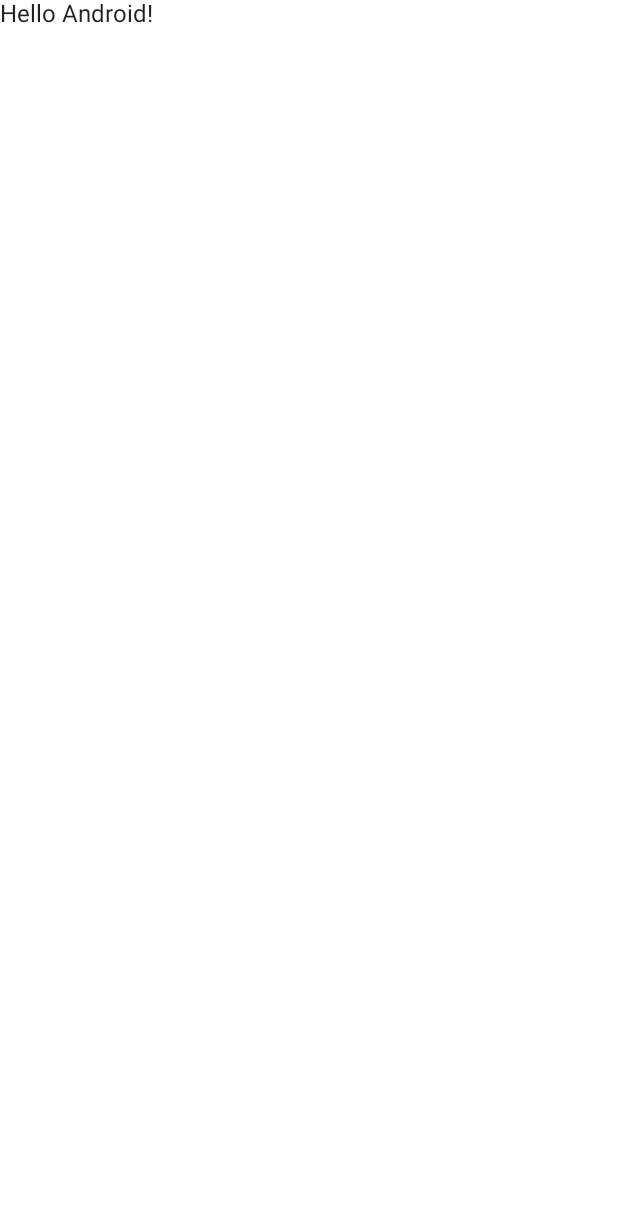
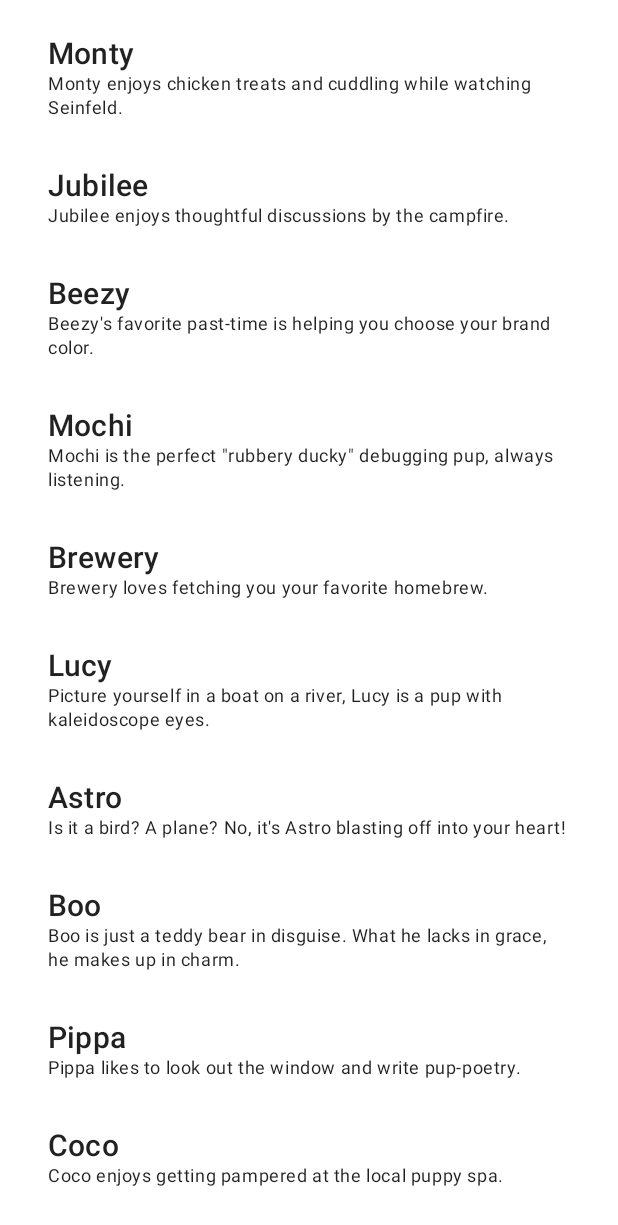
Before and after one commit to LeeYoonSam/compose-adoption-puppies, an Android app built with Jetpack Compose: the screen it shows after launch (MainActivity), on a phone screen of 412 x 824 dp. Before the commit the part shown is almost empty. Shown: the top 1225 px of the screen. Run offline under Robolectric (Android 15) with nearby library versions, the phone set to English and light mode, and no system bars.

Commit message:
initial project and set up default data for puppy

```diff
--- /dev/null
+++ b/app/src/main/java/com/ys/DataProvider.kt
@@ -0,0 +1,79 @@
+package com.ys
+
+object DataProvider {
+
+    val puppyList = listOf(
+        Puppy(
+            id = 1,
+            title = "Monty",
+            description = "Monty enjoys chicken treats and cuddling while watching Seinfeld.",
+            puppyImageId = R.drawable.p1
+        ),
+        Puppy(
+            id = 2,
+            title = "Jubilee",
+            description = "Jubilee enjoys thoughtful discussions by the campfire.",
+            puppyImageId = R.drawable.p2
+        ),
+        Puppy(
+            id = 3,
+            title = "Beezy",
+            description = "Beezy's favorite past-time is helping you choose your brand color.",
+            puppyImageId = R.drawable.p3
+        ),
+        Puppy(
+            id = 4,
+            title = "Mochi",
+            description = "Mochi is the perfect \"rubbery ducky\" debugging pup, always listening.",
+            puppyImageId = R.drawable.p4
+        ),
+        Puppy(
+            id = 5,
+            title = "Brewery",
+            description = "Brewery loves fetching you your favorite homebrew.",
+            puppyImageId = R.drawable.p5
+        ),
+        Puppy(
+            id = 6,
+            title = "Lucy",
+            description = "Picture yourself in a boat on a river, Lucy is a pup with kaleidoscope eyes.",
+            puppyImageId = R.drawable.p6
+        ),
+        Puppy(
+            id = 7,
+            title = "Astro",
+            description = "Is it a bird? A plane? No, it's Astro blasting off into your heart!",
+            puppyImageId = R.drawable.p7
+        ),
+        Puppy(
+            id = 8,
+            title = "Boo",
+            description = "Boo is just a teddy bear in disguise. What he lacks in grace, he makes up in charm.",
+            puppyImageId = R.drawable.p8
+        ),
+        Puppy(
+            id = 9,
+            title = "Pippa",
+            description = "Pippa likes to look out the window and write pup-poetry.",
+            puppyImageId = R.drawable.p9
+        ),
+        Puppy(
+            id = 10,
+            title = "Coco",
+            description = "Coco enjoys getting pampered at the local puppy spa.",
+            puppyImageId = R.drawable.p10
+        ),
+        Puppy(
+            id = 11,
+            title = "Brody",
+            description = "Brody is a good boy, waiting for your next command.",
+            puppyImageId = R.drawable.p11
+        ),
+        Puppy(
+            id = 12,
+            title = "Stella",
+            description = "Stella! Calm and always up for a challenge, she's the perfect companion.",
+            puppyImageId = R.drawable.p12
+        ),
+    )
+}
--- /dev/null
+++ b/app/src/main/java/com/ys/Home.kt
@@ -0,0 +1,26 @@
+package com.ys
+
+import androidx.compose.foundation.layout.PaddingValues
+import androidx.compose.foundation.lazy.LazyColumn
+import androidx.compose.foundation.lazy.items
+import androidx.compose.runtime.Composable
+import androidx.compose.runtime.remember
+import androidx.compose.ui.unit.dp
+
+@Composable
+fun HomeContent() {
+    val puppies = remember {
+        DataProvider.puppyList
+    }
+
+    LazyColumn(
+        contentPadding = PaddingValues(horizontal = 16.dp, vertical = 8.dp)
+    ) {
+        items(
+            items = puppies,
+            itemContent = {
+                PuppyListItem(puppy = it)
+            }
+        )
+    }
+}
--- a/app/src/main/java/com/ys/MainActivity.kt
+++ b/app/src/main/java/com/ys/MainActivity.kt
@@ -3,9 +3,7 @@ package com.ys
 import android.os.Bundle
 import androidx.activity.ComponentActivity
 import androidx.activity.compose.setContent
-import androidx.compose.material.MaterialTheme
-import androidx.compose.material.Surface
-import androidx.compose.material.Text
+import androidx.compose.material.Scaffold
 import androidx.compose.runtime.Composable
 import androidx.compose.ui.tooling.preview.Preview
 import com.ys.ui.theme.AdoptionpuppiesTheme
@@ -15,24 +13,25 @@ class MainActivity : ComponentActivity() {
         super.onCreate(savedInstanceState)
         setContent {
             AdoptionpuppiesTheme {
-                // A surface container using the 'background' color from the theme
-                Surface(color = MaterialTheme.colors.background) {
-                    Greeting("Android")
-                }
+                MyApp()
             }
         }
     }
 }
 
 @Composable
-fun Greeting(name: String) {
-    Text(text = "Hello $name!")
+fun MyApp() {
+    Scaffold(
+        content = {
+            HomeContent()
+        }
+    )
 }
 
 @Preview(showBackground = true)
 @Composable
 fun DefaultPreview() {
     AdoptionpuppiesTheme {
-        Greeting("Android")
+        MyApp()
     }
 }
--- /dev/null
+++ b/app/src/main/java/com/ys/Puppy.kt
@@ -0,0 +1,8 @@
+package com.ys
+
+data class Puppy(
+    val id: Int,
+    val title: String,
+    val description: String,
+    val puppyImageId: Int = 0
+)
--- /dev/null
+++ b/app/src/main/java/com/ys/PuppyListItem.kt
@@ -0,0 +1,27 @@
+package com.ys
+
+import androidx.compose.foundation.layout.Column
+import androidx.compose.foundation.layout.Row
+import androidx.compose.foundation.layout.fillMaxWidth
+import androidx.compose.foundation.layout.padding
+import androidx.compose.material.MaterialTheme.typography
+import androidx.compose.material.Text
+import androidx.compose.runtime.Composable
+import androidx.compose.ui.Alignment
+import androidx.compose.ui.Modifier
+import androidx.compose.ui.unit.dp
+
+@Composable
+fun PuppyListItem(puppy: Puppy) {
+    Row {
+       Column(
+           modifier = Modifier
+               .padding(16.dp)
+               .fillMaxWidth()
+               .align(Alignment.CenterVertically)
+       ) {
+           Text(text = puppy.title, style = typography.h6)
+           Text(text = puppy.description, style = typography.caption)
+       }
+    }
+}
```
Also changed, not shown: app/src/main/res/drawable/p1.jpg (added), app/src/main/res/drawable/p10.jpg (added), app/src/main/res/drawable/p11.jpg (added), app/src/main/res/drawable/p12.jpg (added), app/src/main/res/drawable/p2.jpg (added), app/src/main/res/drawable/p3.jpg (added), app/src/main/res/drawable/p4.jpg (added), app/src/main/res/drawable/p5.jpg (added), app/src/main/res/drawable/p6.jpg (added), app/src/main/res/drawable/p7.jpg (added), app/src/main/res/drawable/p8.jpg (added), app/src/main/res/drawable/p9.jpg (added).
